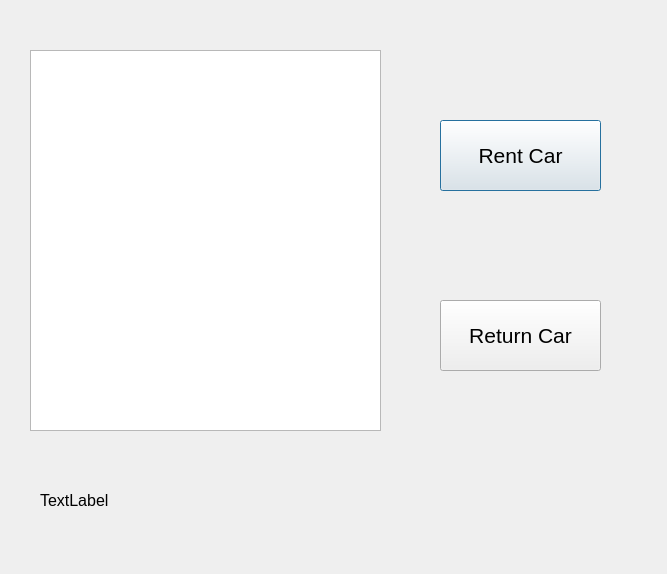
Old version of the form userscr.ui in the repository LacThienPrime/Car_Rental_System.
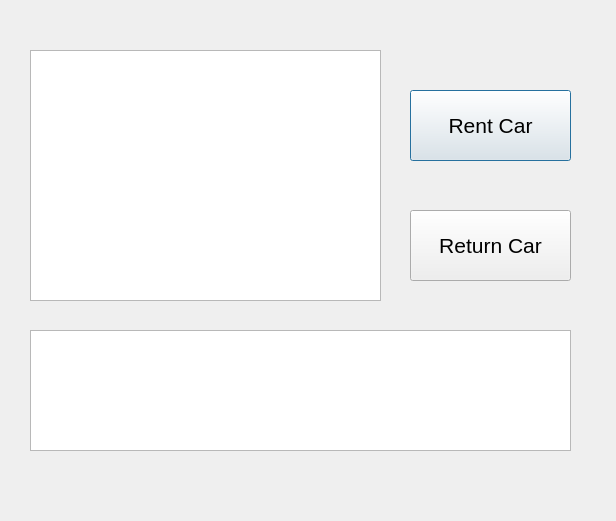
New version of the form.

What changed in the file:
```diff
--- a/userscr.ui
+++ b/userscr.ui
@@ -6,8 +6,8 @@
    <rect>
     <x>0</x>
     <y>0</y>
-    <width>667</width>
-    <height>574</height>
+    <width>616</width>
+    <height>521</height>
    </rect>
   </property>
   <property name="windowTitle">
@@ -19,15 +19,15 @@
      <x>30</x>
      <y>50</y>
      <width>351</width>
-     <height>381</height>
+     <height>251</height>
     </rect>
    </property>
   </widget>
   <widget class="QPushButton" name="pushButton">
    <property name="geometry">
     <rect>
-     <x>440</x>
-     <y>120</y>
+     <x>410</x>
+     <y>90</y>
      <width>161</width>
      <height>71</height>
     </rect>
@@ -44,8 +44,8 @@
   <widget class="QPushButton" name="pushButton_2">
    <property name="geometry">
     <rect>
-     <x>440</x>
-     <y>300</y>
+     <x>410</x>
+     <y>210</y>
      <width>161</width>
      <height>71</height>
     </rect>
@@ -59,23 +59,15 @@
     <string>Return Car</string>
    </property>
   </widget>
-  <widget class="QLabel" name="label">
+  <widget class="QListWidget" name="listWidget">
    <property name="geometry">
     <rect>
-     <x>40</x>
-     <y>470</y>
-     <width>551</width>
-     <height>61</height>
+     <x>30</x>
+     <y>330</y>
+     <width>541</width>
+     <height>121</height>
     </rect>
    </property>
-   <property name="font">
-    <font>
-     <pointsize>12</pointsize>
-    </font>
-   </property>
-   <property name="text">
-    <string>TextLabel</string>
-   </property>
   </widget>
  </widget>
  <resources/>
```
